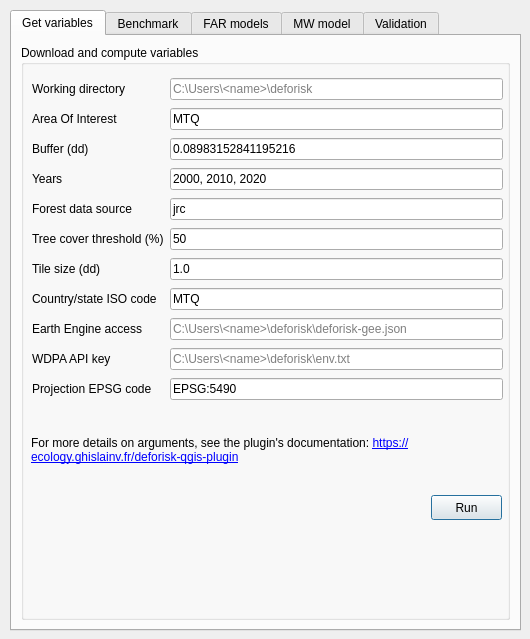
Old version of the form deforisk_plugin_dialog_base.ui in the repository ghislainv/deforisk-qgis-plugin.
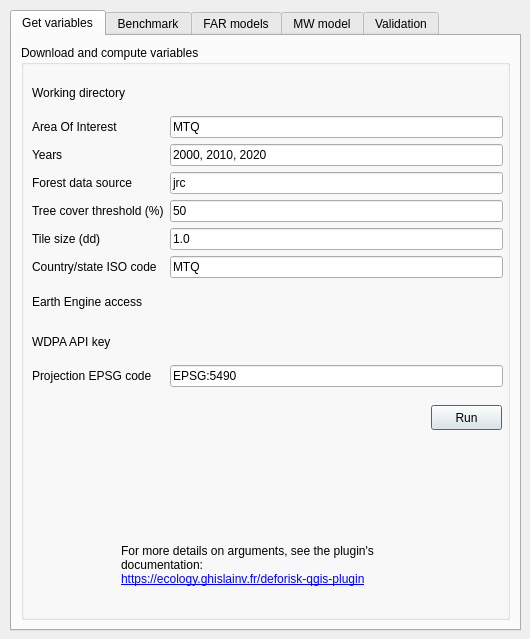
New version of the form. Icons and pictures are not drawn. Custom widgets are drawn as their Qt base class.

Commit message: Adding logo to first page plugin

What changed in the file:
```diff
--- a/deforisk_plugin_dialog_base.ui
+++ b/deforisk_plugin_dialog_base.ui
@@ -39,7 +39,7 @@
         <property name="geometry">
          <rect>
           <x>410</x>
-          <y>450</y>
+          <y>360</y>
           <width>71</width>
           <height>25</height>
          </rect>
@@ -51,14 +51,14 @@
        <widget class="QLabel" name="label_doc">
         <property name="geometry">
          <rect>
-          <x>10</x>
-          <y>380</y>
-          <width>461</width>
-          <height>51</height>
+          <x>100</x>
+          <y>490</y>
+          <width>321</width>
+          <height>61</height>
          </rect>
         </property>
         <property name="text">
-         <string>&lt;html&gt;&lt;head/&gt;&lt;body&gt;&lt;p&gt;For more details on arguments, see the plugin's documentation: &lt;a href=&quot;https://ecology.ghislainv.fr/deforisk-qgis-plugin&quot;&gt;&lt;span style=&quot; text-decoration: underline; color:#0000ff;&quot;&gt;https://ecology.ghislainv.fr/deforisk-qgis-plugin&lt;/span&gt;&lt;/a&gt;&lt;/p&gt;&lt;/body&gt;&lt;/html&gt;</string>
+         <string>&lt;html&gt;&lt;head/&gt;&lt;body&gt;&lt;p&gt;For more details on arguments, see the plugin's documentation:&lt;a href=&quot;https://ecology.ghislainv.fr/deforisk-qgis-plugin&quot;&gt;&lt;br&gt;&lt;span style=&quot; text-decoration: underline; color:#0000ff;&quot;&gt;https://ecology.ghislainv.fr/deforisk-qgis-plugin&lt;/span&gt;&lt;/a&gt;&lt;/p&gt;&lt;/body&gt;&lt;/html&gt;</string>
         </property>
         <property name="wordWrap">
          <bool>true</bool>
@@ -73,10 +73,17 @@
           <x>11</x>
           <y>31</y>
           <width>471</width>
-          <height>337</height>
+          <height>311</height>
          </rect>
         </property>
         <layout class="QGridLayout" name="gridLayout">
+         <item row="3" column="0">
+          <widget class="QLabel" name="label_fcc_source">
+           <property name="text">
+            <string>Forest data source</string>
+           </property>
+          </widget>
+         </item>
          <item row="0" column="0">
           <widget class="QLabel" name="label_workdir">
            <property name="text">
@@ -84,13 +91,87 @@
            </property>
           </widget>
          </item>
+         <item row="8" column="0">
+          <widget class="QLabel" name="label_wdpa_key">
+           <property name="text">
+            <string>WDPA API key</string>
+           </property>
+          </widget>
+         </item>
+         <item row="9" column="0">
+          <widget class="QLabel" name="label_proj">
+           <property name="text">
+            <string>Projection EPSG code</string>
+           </property>
+          </widget>
+         </item>
+         <item row="4" column="0">
+          <widget class="QLabel" name="label_perc">
+           <property name="text">
+            <string>Tree cover threshold (%)</string>
+           </property>
+          </widget>
+         </item>
+         <item row="4" column="1">
+          <widget class="QLineEdit" name="perc">
+           <property name="text">
+            <string>50</string>
+           </property>
+           <property name="placeholderText">
+            <string>50</string>
+           </property>
+          </widget>
+         </item>
+         <item row="9" column="1">
+          <widget class="QLineEdit" name="proj">
+           <property name="text">
+            <string>EPSG:5490</string>
+           </property>
+           <property name="placeholderText">
+            <string>EPSG:5490</string>
+           </property>
+          </widget>
+         </item>
+         <item row="2" column="0">
+          <widget class="QLabel" name="label_years">
+           <property name="text">
+            <string>Years</string>
+           </property>
+          </widget>
+         </item>
+         <item row="5" column="1">
+          <widget class="QLineEdit" name="tile_size">
+           <property name="text">
+            <string>1.0</string>
+           </property>
+           <property name="placeholderText">
+            <string>1.0</string>
+           </property>
+          </widget>
+         </item>
+         <item row="6" column="1">
+          <widget class="QLineEdit" name="isocode">
+           <property name="text">
+            <string>MTQ</string>
+           </property>
+           <property name="placeholderText">
+            <string>MTQ</string>
+           </property>
+          </widget>
+         </item>
          <item row="0" column="1">
-          <widget class="QLineEdit" name="workdir">
-           <property name="text">
-            <string/>
+          <widget class="QgsFileWidget" name="workdir">
+           <property name="fileWidgetButtonVisible">
+            <bool>true</bool>
            </property>
-           <property name="placeholderText">
-            <string>C:\Users\&lt;name&gt;\deforisk</string>
+           <property name="dialogTitle">
+            <string>Select a working directory for your Deforisk project</string>
+           </property>
+           <property name="storageMode">
+            <enum>QgsFileWidget::GetDirectory</enum>
+           </property>
+           <property name="options">
+            <set>QFileDialog::ShowDirsOnly</set>
            </property>
           </widget>
          </item>
@@ -101,6 +182,23 @@
            </property>
           </widget>
          </item>
+         <item row="8" column="1">
+          <widget class="QgsFileWidget" name="wdpa_key">
+           <property name="dialogTitle">
+            <string>Select an environment file with your WDPA API key</string>
+           </property>
+           <property name="defaultRoot">
+            <string/>
+           </property>
+          </widget>
+         </item>
+         <item row="6" column="0">
+          <widget class="QLabel" name="label_isocode">
+           <property name="text">
+            <string>Country/state ISO code</string>
+           </property>
+          </widget>
+         </item>
          <item row="1" column="1">
           <widget class="QLineEdit" name="aoi">
            <property name="text">
@@ -111,150 +209,44 @@
            </property>
           </widget>
          </item>
-         <item row="2" column="0">
-          <widget class="QLabel" name="label_buffer">
-           <property name="text">
-            <string>Buffer (dd)</string>
-           </property>
-          </widget>
-         </item>
-         <item row="2" column="1">
-          <widget class="QLineEdit" name="buff">
-           <property name="text">
-            <string>0.08983152841195216</string>
-           </property>
-           <property name="placeholderText">
-            <string>0.08983152841195216</string>
-           </property>
-          </widget>
-         </item>
-         <item row="3" column="0">
-          <widget class="QLabel" name="label_years">
-           <property name="text">
-            <string>Years</string>
-           </property>
-          </widget>
-         </item>
-         <item row="3" column="1">
-          <widget class="QLineEdit" name="years">
-           <property name="text">
-            <string>2000, 2010, 2020</string>
-           </property>
-           <property name="placeholderText">
-            <string>2000, 2010, 2020</string>
-           </property>
-          </widget>
-         </item>
-         <item row="4" column="0">
-          <widget class="QLabel" name="label_fcc_source">
-           <property name="text">
-            <string>Forest data source</string>
-           </property>
-          </widget>
-         </item>
-         <item row="4" column="1">
-          <widget class="QLineEdit" name="fcc_source">
-           <property name="text">
-            <string>jrc</string>
-           </property>
-           <property name="placeholderText">
-            <string>jrc</string>
-           </property>
-          </widget>
-         </item>
          <item row="5" column="0">
-          <widget class="QLabel" name="label_perc">
-           <property name="text">
-            <string>Tree cover threshold (%)</string>
-           </property>
-          </widget>
-         </item>
-         <item row="5" column="1">
-          <widget class="QLineEdit" name="perc">
-           <property name="text">
-            <string>50</string>
-           </property>
-           <property name="placeholderText">
-            <string>50</string>
-           </property>
-          </widget>
-         </item>
-         <item row="6" column="0">
           <widget class="QLabel" name="label_tile_size">
            <property name="text">
             <string>Tile size (dd)</string>
            </property>
           </widget>
          </item>
-         <item row="6" column="1">
-          <widget class="QLineEdit" name="tile_size">
+         <item row="3" column="1">
+          <widget class="QLineEdit" name="fcc_source">
            <property name="text">
-            <string>1.0</string>
+            <string>jrc</string>
            </property>
            <property name="placeholderText">
-            <string>1.0</string>
+            <string>jrc</string>
            </property>
           </widget>
          </item>
          <item row="7" column="0">
-          <widget class="QLabel" name="label_isocode">
-           <property name="text">
-            <string>Country/state ISO code</string>
-           </property>
-          </widget>
-         </item>
-         <item row="7" column="1">
-          <widget class="QLineEdit" name="isocode">
-           <property name="text">
-            <string>MTQ</string>
-           </property>
-           <property name="placeholderText">
-            <string>MTQ</string>
-           </property>
-          </widget>
-         </item>
-         <item row="8" column="0">
           <widget class="QLabel" name="label_gc_project">
            <property name="text">
             <string>Earth Engine access</string>
            </property>
           </widget>
          </item>
-         <item row="8" column="1">
-          <widget class="QLineEdit" name="gc_project">
-           <property name="placeholderText">
-            <string>C:\Users\&lt;name&gt;\deforisk\deforisk-gee.json</string>
-           </property>
-          </widget>
-         </item>
-         <item row="9" column="0">
-          <widget class="QLabel" name="label_wdpa_key">
+         <item row="2" column="1">
+          <widget class="QLineEdit" name="years">
            <property name="text">
-            <string>WDPA API key</string>
+            <string>2000, 2010, 2020</string>
            </property>
-          </widget>
-         </item>
-         <item row="9" column="1">
-          <widget class="QLineEdit" name="wdpa_key">
            <property name="placeholderText">
-            <string>C:\Users\&lt;name&gt;\deforisk\env.txt</string>
+            <string>2000, 2010, 2020</string>
            </property>
           </widget>
          </item>
-         <item row="10" column="0">
-          <widget class="QLabel" name="label_proj">
-           <property name="text">
-            <string>Projection EPSG code</string>
-           </property>
-          </widget>
-         </item>
-         <item row="10" column="1">
-          <widget class="QLineEdit" name="proj">
-           <property name="text">
-            <string>EPSG:5490</string>
-           </property>
-           <property name="placeholderText">
-            <string>EPSG:5490</string>
+         <item row="7" column="1">
+          <widget class="QgsFileWidget" name="gc_project">
+           <property name="dialogTitle">
+            <string>Select a service account json file for Earth Engine access</string>
            </property>
           </widget>
          </item>
@@ -1294,6 +1286,13 @@
    </widget>
   </widget>
  </widget>
+ <customwidgets>
+  <customwidget>
+   <class>QgsFileWidget</class>
+   <extends>QWidget</extends>
+   <header>qgsfilewidget.h</header>
+  </customwidget>
+ </customwidgets>
  <resources/>
  <connections/>
 </ui>
```
Left out of the diff: 19 changed lines with no effect on the pictures.
